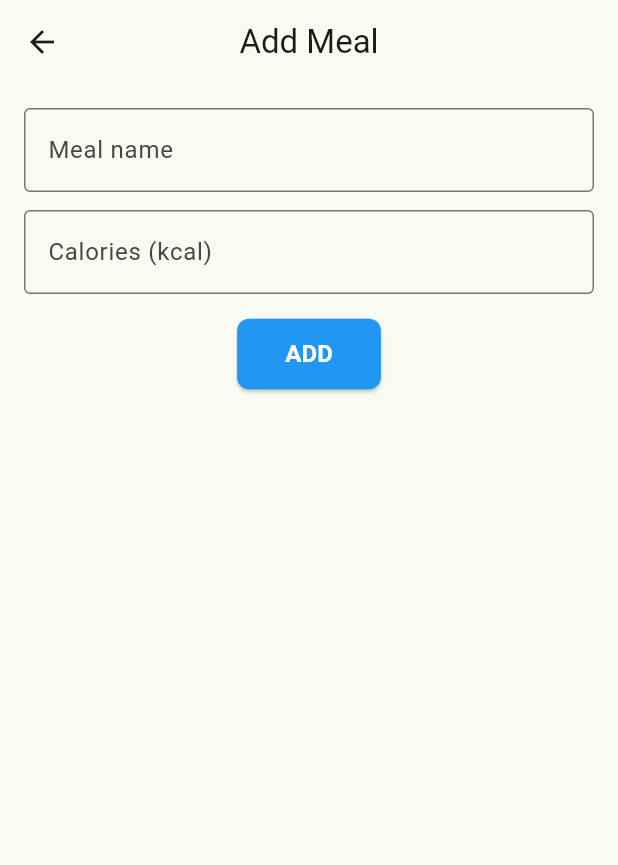
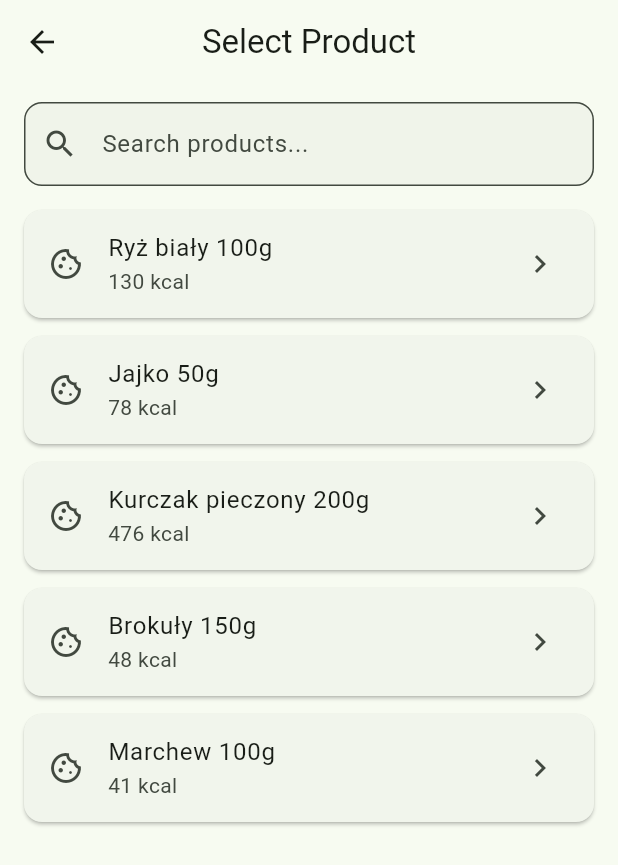
Before and after one commit to JSkrpp/PIM-Project, a Flutter app: the HomeAddScreen screen opened directly, on a phone screen of 412 x 824 dp. Shown: the top 865 px of the screen. Run offline on Flutter 3.47's test engine with Material 3 defaults, Android fonts, the phone set to English and light mode, and no system bars.

Commit message:
Adding foods to daily progress from food list, comments and refactor

```diff
--- a/calorie_tracker/lib/main.dart
+++ b/calorie_tracker/lib/main.dart
@@ -1,23 +1,24 @@
 import 'package:flutter/material.dart';
-import 'state/calorie_goal.dart';
-import 'state/app_theme.dart';
+import 'state_contexts/calorie_goal.dart';
+import 'state_contexts/app_theme.dart';
 import 'screens/home_screen.dart';
 import 'screens/food_screen.dart';
-import 'state/food_catalog.dart';
+import 'state_contexts/food_catalog.dart';
 import 'screens/profile_screen.dart';
 
 void main() {
-  final goal = CalorieGoal(2500); //setup initlial goal state for the provider
-  final catalog = FoodCatalog([
-    Food(name: 'Ryż biały', kcalPer100g: 130),
-    Food(name: 'Jajko', kcalPer100g: 155),
-    Food(name: 'Kurczak pieczony', kcalPer100g: 239),
-    Food(name: 'Brokuły', kcalPer100g: 32),
-    Food(name: 'Marchew', kcalPer100g: 41),
-  ]);
 
 
+  final goal = CalorieGoal(2500);
+  final catalog = FoodCatalog([
+    Food(name: 'Ryż biały 100g', kcalPer100g: 130),
+    Food(name: 'Jajko 50g', kcalPer100g: 78),
+    Food(name: 'Kurczak pieczony 200g', kcalPer100g: 476),
+    Food(name: 'Brokuły 150g', kcalPer100g: 48),
+    Food(name: 'Marchew 100g', kcalPer100g: 41),
+  ]);
   final themeController = AppThemeController();
+
 
   runApp(AppThemeProvider(
     notifier: themeController,
--- a/calorie_tracker/lib/screens/food_screen.dart
+++ b/calorie_tracker/lib/screens/food_screen.dart
@@ -1,6 +1,8 @@
 import 'package:flutter/material.dart';
 import 'package:flutter/services.dart';
-import 'package:calorie_tracker/state/food_catalog.dart';
+import 'package:calorie_tracker/state_contexts/food_catalog.dart';
+
+//TODO Implementacja ładowania listy z backendu
 
 class FoodScreen extends StatefulWidget {
   const FoodScreen({super.key});
@@ -13,10 +15,10 @@ class _FoodScreenState extends State<FoodScreen> {
 
   @override
   Widget build(BuildContext context) {
-    final catalog = FoodCatalogProvider.of(context);
+    final catalog = FoodCatalogProvider.of(context); // ladowanie kontekstu katalogu
     final items = catalog.items
         .where((f) => f.name.toLowerCase().contains(_query.toLowerCase()))
-        .toList();
+        .toList(); // query do filtrowania produktu
 
     return Scaffold(
       body: SafeArea(
@@ -46,7 +48,7 @@ class _FoodScreenState extends State<FoodScreen> {
                           child: ListTile(
                             leading: const Icon(Icons.cookie_outlined),
                             title: Text(f.name),
-                            subtitle: Text('${f.kcalPer100g} kcal / 100 g'),
+                            subtitle: Text('${f.kcalPer100g} kcal'),
                             onTap: () => _openEditDialog(context, catalog, f),
                             trailing: IconButton(
                               tooltip: 'Usuń',
@@ -97,7 +99,7 @@ class _FoodScreenState extends State<FoodScreen> {
               keyboardType: TextInputType.number,
               inputFormatters: [FilteringTextInputFormatter.digitsOnly],
               decoration: const InputDecoration(
-                labelText: 'kcal / 100 g',
+                labelText: 'kcal',
                 border: OutlineInputBorder(),
               ),
               validator: (v) {
@@ -157,7 +159,7 @@ class _FoodScreenState extends State<FoodScreen> {
               keyboardType: TextInputType.number,
               inputFormatters: [FilteringTextInputFormatter.digitsOnly],
               decoration: const InputDecoration(
-                labelText: 'kcal / 100 g',
+                labelText: 'kcal',
                 border: OutlineInputBorder(),
               ),
               validator: (v) {
--- a/calorie_tracker/lib/screens/home_add_screen.dart
+++ b/calorie_tracker/lib/screens/home_add_screen.dart
@@ -1,132 +1,93 @@
 import 'package:flutter/material.dart';
-import 'package:flutter/services.dart'; // do klawiatury
+import 'package:calorie_tracker/state_contexts/food_catalog.dart';
 
 class HomeAddScreen extends StatefulWidget {
-  const HomeAddScreen({super.key}); // konstruktor
+  const HomeAddScreen({super.key});
 
   @override
-  State<HomeAddScreen> createState() => HomeAddScreenState(); // stan ekranu
+  State<HomeAddScreen> createState() => _HomeAddScreenState();
 }
 
-class HomeAddScreenState extends State<HomeAddScreen> { // klasa stanu dla ekranu
-  final formKey = GlobalKey<FormState>(); // klucz do walidacji
-  final nameController = TextEditingController(); // kontroler pola nazwy
-  final kcalController = TextEditingController(); // kontroler pola kalorii
-
-  @override
-  void dispose() { // sprzatanie
-    nameController.dispose(); // zwalnia kontroler nazwy
-    kcalController.dispose(); // zwalnia kontroler kalorii
-    super.dispose();
-  }
+class _HomeAddScreenState extends State<HomeAddScreen> {
+  String _searchQuery = '';
 
   @override
   Widget build(BuildContext context) {
+    final catalog = FoodCatalogProvider.of(context); // loading catalog from provider
+    final allItems = catalog.items;
 
-    return Scaffold( // szkielet ekranu z bialym tlem polami i guzikiem
+    // Filter items based on search query
+    final filteredItems = _searchQuery.isEmpty
+        ? allItems
+        : allItems.where((food) => food.name.toLowerCase().contains(_searchQuery.toLowerCase())).toList();
 
+    return Scaffold(
       appBar: AppBar(
-        title: const Text('Add Meal'),
-        centerTitle: true, // centrowanie
+        title: const Text('Select Product'),
+        centerTitle: true,
       ),
-
-      body: Padding(
-        padding: const EdgeInsets.all(16), // odstęp 16 pikseli ze wszystkich stron
-
-        child: Form( // formularz
-          key: formKey, // klucz formularza
-
-          child: Column( // ustawienie pionowe jeden pod drugim
-            crossAxisAlignment: CrossAxisAlignment.stretch, // rozciagniecie
-
-            children: [
-              TextFormField( // pole nazwy
-                controller: nameController, // kontroler pola nazwy
-
-                textInputAction: TextInputAction.next, // enter przechodzi do kolejnego pola
-
-                decoration: const InputDecoration( // wyglad pola
-                  labelText: 'Meal name', // etykieta
-                  border: OutlineInputBorder(), // ramka
+      body: Column(
+        children: [
+          // Search bar
+          Padding(
+            padding: const EdgeInsets.fromLTRB(16, 12, 16, 8),
+            child: TextField(
+              decoration: InputDecoration(
+                hintText: 'Search products...',
+                prefixIcon: const Icon(Icons.search),
+                suffixIcon: _searchQuery.isNotEmpty
+                    ? IconButton(
+                        icon: const Icon(Icons.clear),
+                        onPressed: () => setState(() => _searchQuery = ''),
+                      )
+                    : null,
+                border: OutlineInputBorder(
+                  borderRadius: BorderRadius.circular(12),
                 ),
-
-                validator: (valid) { // walidacja nazwy
-                  if (valid == null || valid.trim().isEmpty) { // sprawdza czy puste
-                    return 'enter meal name';
-                  }
-                  return null;
-                },
+                filled: true,
+                fillColor: Theme.of(context).colorScheme.surfaceContainerHighest.withOpacity(0.3),
               ),
-
-              const SizedBox(height: 12),
-
-              TextFormField( // pole kalorii
-                controller: kcalController, // kontroler kalorii
-
-                keyboardType: TextInputType.number, // klawiatura numeryczna
-
-                inputFormatters: [FilteringTextInputFormatter.digitsOnly], // pozwala wpisać tylko cyfry
-
-                textInputAction: TextInputAction.done, // enter to koniec
-
-                decoration: const InputDecoration(
-                  labelText: 'Calories (kcal)', // etykieta
-                  border: OutlineInputBorder(), // ramka
-                ),
-
-                validator: (valid) { // walidacja kalorii
-                  if (valid == null || valid.trim().isEmpty) { // sprawdza czy puste
-                    return 'enter calories';
-                  }
-
-                  final n = int.tryParse(valid); // praba zmiany na liczbe
-
-                  if (n == null || n <= 0) {
-                    return 'enter a number > 0'; // liczba musi być > 0
-                  }
-
-                  return null;
-                },
-              ),
-
-              const SizedBox(height: 16),
-
-              Align(
-                alignment: Alignment.center, // centrowanie guzika
-
-                child: ElevatedButton(
-                  style: ElevatedButton.styleFrom( // styl guzika
-                    backgroundColor: Colors.blue, // kolor tla
-
-                    foregroundColor: Colors.white, // kolor napisu
-
-                    padding: const EdgeInsets.symmetric(horizontal: 32, vertical: 12), // rozmiar guzika
-
-                    shape: RoundedRectangleBorder(borderRadius: BorderRadius.circular(8)), // zaokraglenie
+              onChanged: (value) => setState(() => _searchQuery = value),
+            ),
+          ),
+          // Product list
+          Expanded(
+            child: filteredItems.isEmpty
+                ? Center(
+                    child: Text(
+                      _searchQuery.isEmpty ? 'No products available' : 'No products found',
+                      style: Theme.of(context).textTheme.bodyLarge?.copyWith(
+                            color: Theme.of(context).colorScheme.onSurfaceVariant,
+                          ),
+                    ),
+                  )
+                : ListView.separated(
+                    padding: const EdgeInsets.symmetric(horizontal: 12, vertical: 4),
+                    itemCount: filteredItems.length,
+                    separatorBuilder: (_, __) => const SizedBox(height: 4),
+                    itemBuilder: (context, index) {
+                      final food = filteredItems[index];
+                      return Card(
+                        key: ValueKey('${food.name}_${food.kcalPer100g}_$index'),
+                        elevation: 1,
+                        child: ListTile(
+                          leading: const Icon(Icons.cookie_outlined),
+                          title: Text(food.name),
+                          subtitle: Text('${food.kcalPer100g} kcal'),
+                          trailing: const Icon(Icons.chevron_right),
+                          onTap: () {
+                            Navigator.pop(context, { // return selected food data
+                              'name': food.name,
+                              'cal': food.kcalPer100g,
+                            });
+                          },
+                        ),
+                      );
+                    },
                   ),
-
-                  onPressed: () {
-                    if (formKey.currentState?.validate() ?? false) { // jak walidacja ok
-                      final name = nameController.text.trim(); // nazwa
-
-                      final kcal = int.parse(kcalController.text.trim()); // kalorie
-
-                      Navigator.pop(context, {'name': name, 'cal': kcal}); // wraca na poprzedni ekran
-                    }
-                  },
-                  child: const Text('ADD', style: TextStyle(fontSize: 16, fontWeight: FontWeight.bold)), // napis guzika pogrubiony
-                ),
-
-              ),
-
-            ],
           ),
-
-        ),
-
+        ],
       ),
-
     );
-
   }
 }
--- a/calorie_tracker/lib/screens/home_screen.dart
+++ b/calorie_tracker/lib/screens/home_screen.dart
@@ -1,6 +1,6 @@
 import 'package:flutter/material.dart';
 import 'package:calorie_tracker/screens/home_add_screen.dart'; // przejscie do dodawacza jedzenia
-import 'package:calorie_tracker/state/calorie_goal.dart';
+import 'package:calorie_tracker/state_contexts/calorie_goal.dart';
 
 class HomeScreen extends StatefulWidget { // stateful aby dalo się dodawac pozycje pozniej
   const HomeScreen({super.key}); // konstruktor
@@ -12,16 +12,8 @@ class HomeScreen extends StatefulWidget { // stateful aby dalo się dodawac pozy
 class HomeScreenState extends State<HomeScreen> { // klasa stanu dla ekranu
 
   // lista map {nazwa posilku, ilosc kalorii w posilku}
-  final List<Map<String, dynamic>> meals = [
-    {'name': 'dish 1', 'kcal': 300},
-    {'name': 'dish 2', 'kcal': 300},
-    {'name': 'dish 3', 'kcal': 200},
-    {'name': 'dish 4', 'kcal': 600},
-    {'name': 'dish 5', 'kcal': 100},
-    {'name': 'dish 6', 'kcal': 300},
-    {'name': 'dish 7', 'kcal': 100},
-    {'name': 'dish 8', 'kcal': 50},
-  ];
+  // TODO przy implementacji backendu utworzenie kontekstu daily progressu i ładowanie z bazy danych
+  final List<Map<String, dynamic>> meals = []; // na chwile obecna pusta lista przy startupie
 
   void addMeal(String name, int cal) { // funkcja do dodawania posilku
     setState(() {
@@ -32,14 +24,14 @@ class HomeScreenState extends State<HomeScreen> { // klasa stanu dla ekranu
   @override
   Widget build(BuildContext context) {
     final calorieGoal = CalorieGoalProvider.of(context).goal;
-    int sum_kcal = 0; // suma kalorii z listy
+    int sum_kcal = 0;
 
     for (final m in meals) {
       int kcal = m['kcal'] as int;
-      sum_kcal += kcal; // dodanie kalorii do sumy
+      sum_kcal += kcal;
     }
 
-  double progress_bar = calorieGoal == 0 ? 0 : sum_kcal / calorieGoal; // oblicza jak pasek sie wypelni
+  double progress_bar = calorieGoal == 0 ? 0 : sum_kcal / calorieGoal; // oblicza wypelnienie progress bara
 
     if (progress_bar > 1.0) {
       progress_bar = 1.0;
@@ -106,7 +98,7 @@ class HomeScreenState extends State<HomeScreen> { // klasa stanu dla ekranu
                     final meal = meals[index]; // pobiera element z listy
 
                     return Card(
-                      color: Colors.greenAccent, // kolor kafelka
+                      color: Colors.green, // kolor kafelka
 
                       child: ListTile( // element listy
                         leading: const Icon(Icons.restaurant_menu), // ikonka
@@ -122,22 +114,27 @@ class HomeScreenState extends State<HomeScreen> { // klasa stanu dla ekranu
         ),
       ),
 
-      floatingActionButton: SizedBox( // kwadratowy guzika
-        width: 60, // szerokosc guzika
-        height: 60, // dlugosc guzika
+      floatingActionButton: SizedBox(
+        width: 60,
+        height: 60,
 
         child: FloatingActionButton(
           backgroundColor: Colors.green, // kolor guzika
 
-          shape: RoundedRectangleBorder( // kształt guzika z zaokragleniem
-            borderRadius: BorderRadius.circular(12), // jak bardzo zaokraglony guzik bedzie
+          shape: RoundedRectangleBorder(
+            borderRadius: BorderRadius.circular(12),
           ),
 
-          onPressed: () { // jak sie kliknie
-            Navigator.push( // idziemy do nowej strony
-              context, // aktualny kontekst
+          onPressed: () async { // jak sie kliknie
+            final result = await Navigator.push( // idziemy do nowej strony i czekamy na wynik
+              context,
               MaterialPageRoute(builder: (context) => const HomeAddScreen()),
             );
+
+            // Jesli uzytkownik wybral jedzenie, dane z result sa odpowiednio rzutowane i wywolywana jest funkcja addMeal
+            if (result != null && result is Map<String, dynamic>) {
+              addMeal(result['name'] as String, result['cal'] as int);
+            }
           },
           child: const Icon(Icons.add, size: 30, color: Colors.white), // ikona plusa w srodku guzika
         ),
--- a/calorie_tracker/lib/state/calorie_goal.dart
+++ b/calorie_tracker/lib/state_contexts/calorie_goal.dart
@@ -1,7 +1,7 @@
 import 'package:flutter/foundation.dart';
 import 'package:flutter/widgets.dart';
 
-class CalorieGoal extends ChangeNotifier {
+class CalorieGoal extends ChangeNotifier { // calorie goal controller
   CalorieGoal(int initialGoal) : _goal = initialGoal;
 
   int _goal;
--- a/calorie_tracker/lib/state/food_catalog.dart
+++ b/calorie_tracker/lib/state_contexts/food_catalog.dart
@@ -6,7 +6,7 @@ class Food {
   int kcalPer100g;
 }
 
-class FoodCatalog extends ChangeNotifier {
+class FoodCatalog extends ChangeNotifier { // food catalog controller
   final List<Food> _items;
   FoodCatalog([List<Food>? initial]) : _items = List.of(initial ?? []);
 
```
Also changed, not shown: calorie_tracker/lib/screens/profile_screen.dart (+6 -6 lines), calorie_tracker/lib/state_contexts/app_theme.dart (renamed from calorie_tracker/lib/state/app_theme.dart, +5 -5 lines).
